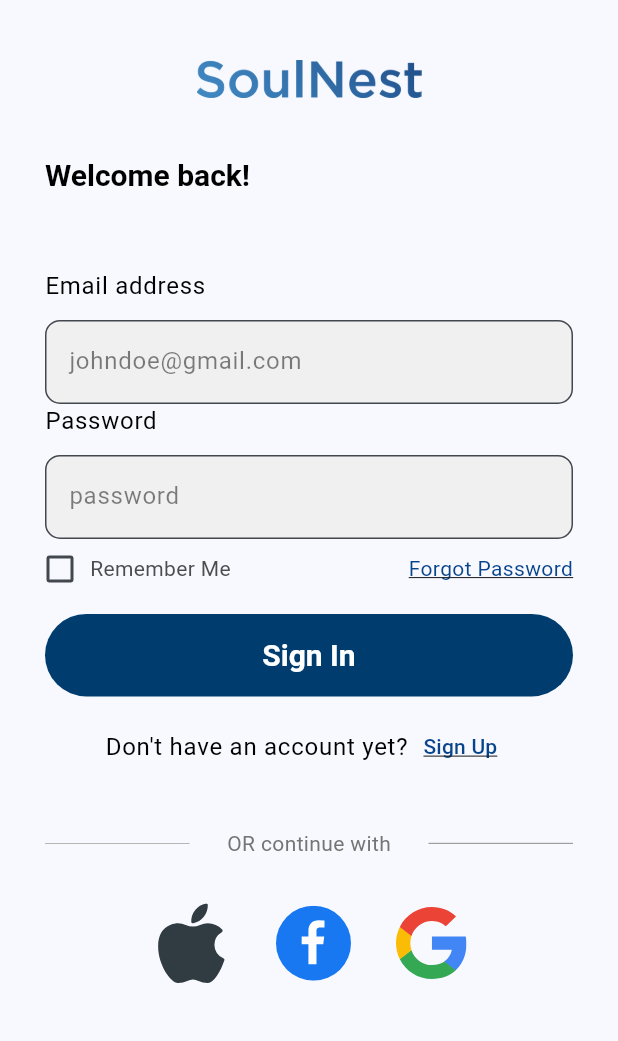
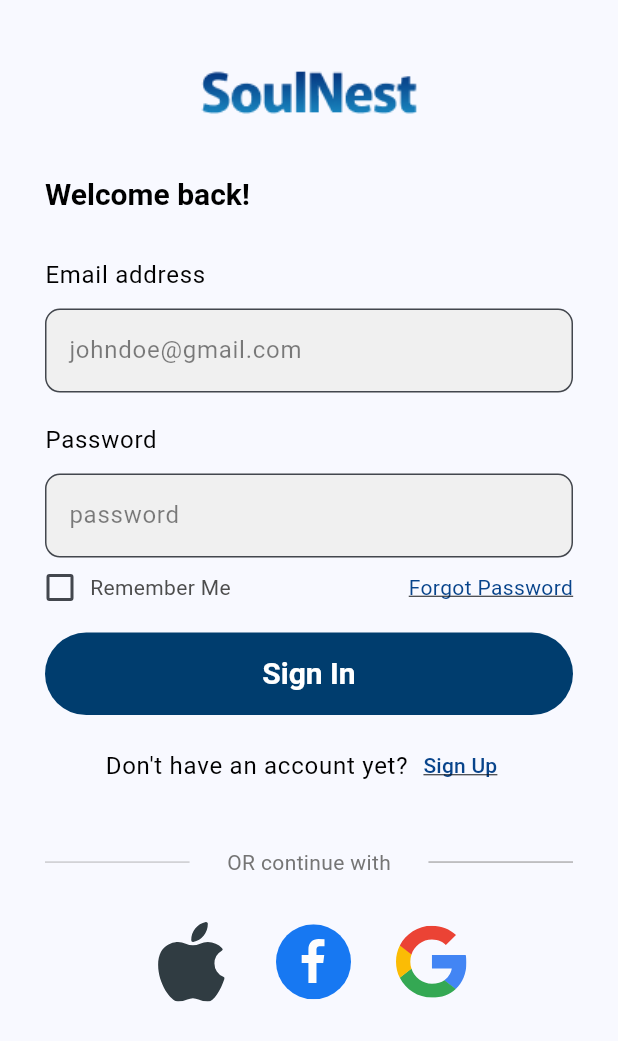
Before and after one commit to Team-CURLYBRACES/SoulNest, a Flutter app: the screen it shows after launch, on a phone screen of 412 x 824 dp. Shown: the top 1041 px of the screen. Run offline on Flutter 3.47's test engine with Material 3 defaults, Android fonts, the phone set to English and light mode, and no system bars; our stand-ins replace fl_chart, flutter_svg, logger; missing offline and left inert: date_time_picker_widget, dialog_flowtter; Roboto replaces fonts that are missing (Poppins).

Commit message:
changes made in login screen

```diff
--- a/lib/main.dart
+++ b/lib/main.dart
@@ -1,6 +1,7 @@
 import 'package:flutter/material.dart';
 import 'package:provider/provider.dart';
 import 'package:soulnest/presentation/screens/counselor_profile_screen/counselor_profile.dart';
+import 'package:soulnest/presentation/screens/find_therapists_screen/find_therapists_screen.dart';
 import 'package:soulnest/presentation/screens/home_screen/home_screen.dart';
 import 'package:soulnest/presentation/screens/interests_screen/signup_interests.dart';
 import 'package:soulnest/presentation/screens/login_screen/login_screen.dart';
@@ -61,7 +62,7 @@
           "/sign-up-screen-04": (context) => SignupPage4(),
           "/signup_interests": (context) => const SignUp_Interests(),
           "/find_therapists_screen": (context) => const FindTherapists(),
-          "/therapy_exercises_screen": (context) => const TherapyExercisesPage(),
+          "/therapy_exercises_screen": (context) => const TherapyExercisesPage()
         },
       ),
     );
--- a/lib/presentation/screens/login_screen/login_screen.dart
+++ b/lib/presentation/screens/login_screen/login_screen.dart
@@ -10,42 +10,31 @@ import 'package:soulnest/presentation/screens/login_screen/widgets/title_text.da
 import 'package:logger/logger.dart';
 
 class LoginScreen extends StatelessWidget {
-
   LoginScreen({super.key});
-  final  logger = Logger();
+  final logger = Logger();
   final TextEditingController _usernameController = TextEditingController();
   final TextEditingController _passwordController = TextEditingController();
 
-
-
   Future<void> userLogin(BuildContext context) async {
-    const String url = 'https://801c-112-134-146-67.ngrok-free.app/users/login/';
+    const String url =
+        'https://801c-112-134-146-67.ngrok-free.app/users/login/';
     String email = _usernameController.text.trim();
     String password = _passwordController.text.trim();
 
     try {
-      final response = await http.post(
-        Uri.parse(url),
+      final response = await http.post(Uri.parse(url),
           headers: {'Content-Type': 'application/json'},
-        body: jsonEncode({
-          'email': email,
-          'password':password
-        })
-      );
+          body: jsonEncode({'email': email, 'password': password}));
       var data = jsonDecode(response.body);
-      if(data != null) {
-
-      }
+      if (data != null) {}
       String token = data['token'];
       log(response.body);
       if (response.statusCode == 200) {
         Navigator.pushNamed(context, "/home", arguments: token);
-      }
-      else if (response.statusCode == 401) {
+      } else if (response.statusCode == 401) {
         log('Authorization unsuccessful');
       }
-    }
-    catch (e) {
+    } catch (e) {
       // Exception handling
       print('Exception caught: $e');
     }
@@ -53,7 +42,7 @@ class LoginScreen extends StatelessWidget {
 
   @override
   Widget build(BuildContext context) {
-    return  Scaffold(
+    return Scaffold(
       body: SafeArea(
         child: SingleChildScrollView(
           child: Padding(
@@ -63,18 +52,18 @@ class LoginScreen extends StatelessWidget {
                 crossAxisAlignment: CrossAxisAlignment.center,
                 children: [
                   const SizedBox(
-                      height: 40,
+                    height: 30,
                   ),
                   const Image(
-                      image: AssetImage("assets/images/soulnest2.png"),
-                      width: 150,
+                    image: AssetImage("assets/logos/logo.png"),
+                    width: 170,
                   ),
                   const SizedBox(
-                      height: 40,
+                    height: 30,
                   ),
                   const TitleText(),
                   const SizedBox(
-                      height: 50,
+                    height: 30,
                   ),
 
                   //Input field for username
@@ -110,6 +99,9 @@ class LoginScreen extends StatelessWidget {
                         ),
                       )
                     ],
+                  ),
+                  const SizedBox(
+                    height: 20,
                   ),
                   // Input field for password
                   Column(
@@ -162,15 +154,17 @@ class LoginScreen extends StatelessWidget {
                         style: const ButtonStyle(
                             backgroundColor: MaterialStatePropertyAll(
                           Color.fromARGB(255, 0, 61, 110),
-                            )
-                          ),
+                        )),
                         onPressed: () {
                           userLogin(context);
                           Navigator.pushNamed(context, "/home");
                         },
                         child: Text(
                           "Sign In",
-                            style: Theme.of(context).textTheme.displaySmall ?.copyWith(color: Colors.white),
+                          style: Theme.of(context)
+                              .textTheme
+                              .displaySmall
+                              ?.copyWith(color: Colors.white),
                         ),
                       ),
                     ),
@@ -194,7 +188,6 @@ class LoginScreen extends StatelessWidget {
           ),
         ),
       ),
-
     );
   }
 }
```
Also changed, not shown: lib/model/data.dart (+40 -40 lines). Lines whose indentation alone changed are shown as unchanged.
